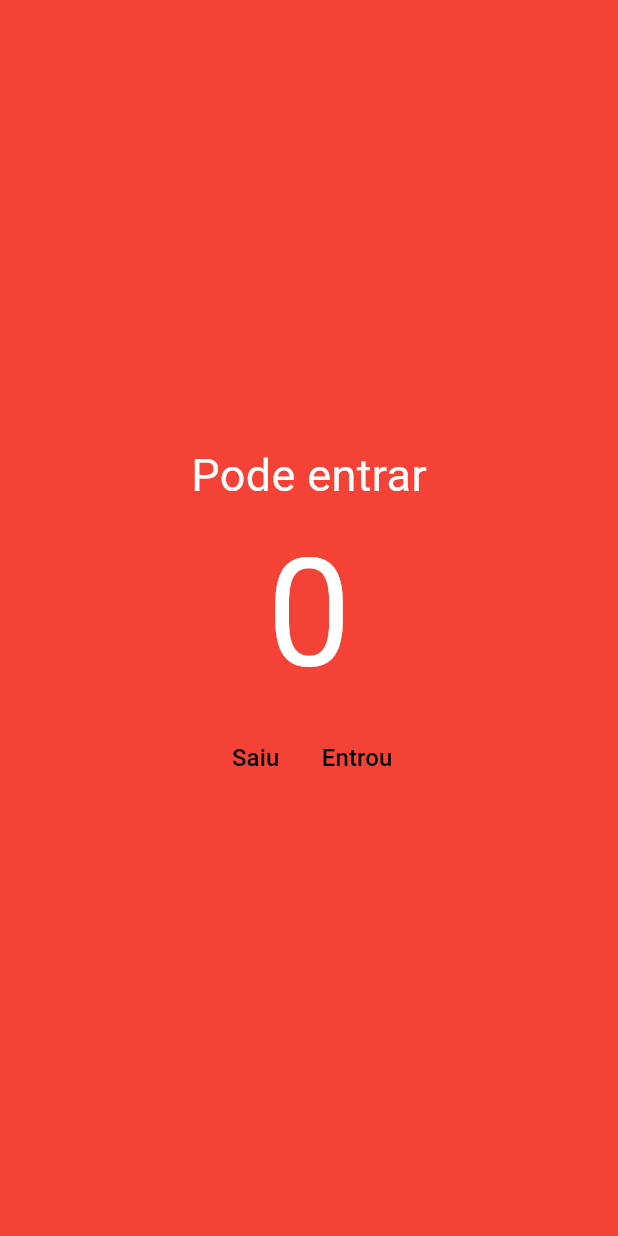
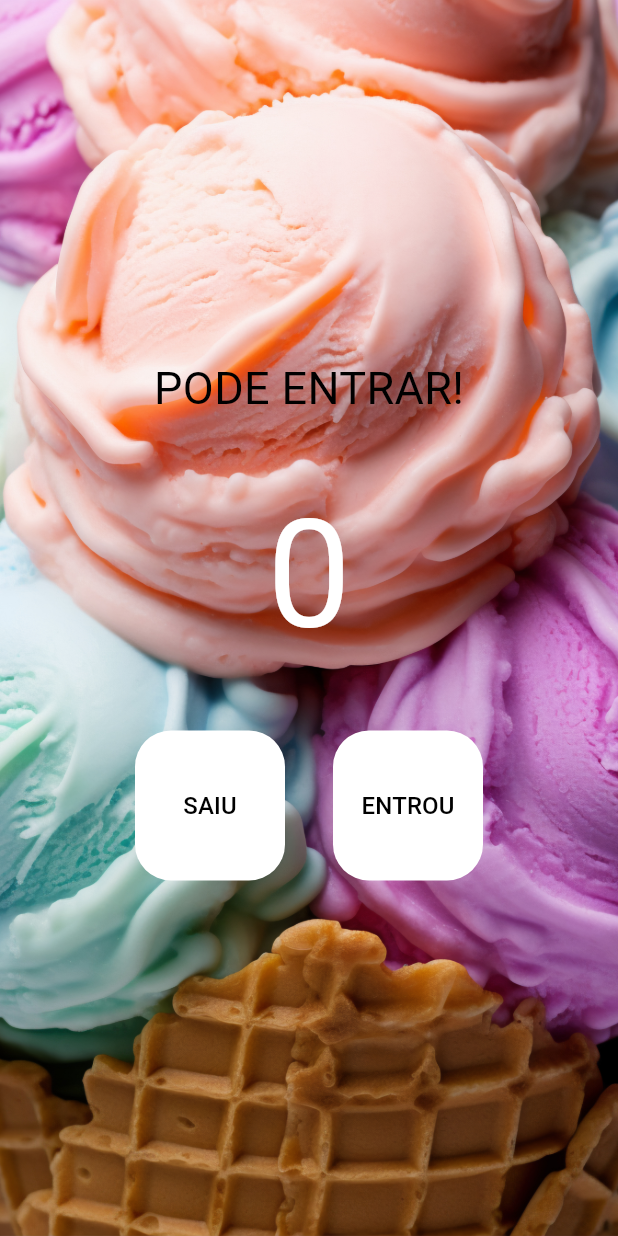
Before and after one commit to jvalmeida1810/contador, a Flutter app: the screen it shows after launch, on a phone screen of 412 x 824 dp. Run offline on Flutter 3.47's test engine with Material 3 defaults, Android fonts, the phone set to English and light mode, and no system bars.

Commit message:
interface concluida

```diff
--- a/lib/main.dart
+++ b/lib/main.dart
@@ -9,48 +9,89 @@ class MyApp extends StatelessWidget {
 
   @override
   Widget build(BuildContext context) {
-    return const MaterialApp(home: HomePage());
+    return const MaterialApp(debugShowCheckedModeBanner: false, home: HomePage());
   }
 }
 
-class HomePage extends StatelessWidget {
+class HomePage extends StatefulWidget {
   const HomePage({super.key});
 
+  @override
+  State<HomePage> createState() => _HomePageState();
+}
+
+class _HomePageState extends State<HomePage> {
+  int count = 0;
   void decrement() {
-    print('decrement');
+
+    setState(() {
+      count--;
+    });
+
+    print(count);
   }
 
   void increment() {
-    print('incrememt');
+    setState(() {
+      count++;
+    });
+
+    print(count);
   }
 
   @override
   Widget build(BuildContext context) {
     return Scaffold(
       backgroundColor: Colors.red,
-      body: Column(
+      body: Container(
+        decoration: const BoxDecoration(
+          image: DecorationImage(image: AssetImage('assets/image/image.jpg'),
+          fit: BoxFit.cover,
+
+          ),
+        ),
+        child: Column(
         mainAxisAlignment: MainAxisAlignment.center,
         children: [
           const Text(
-            'Pode entrar',
-            style: TextStyle(fontSize: 30, color: Colors.white),
+            'PODE ENTRAR!',
+            style: TextStyle(fontSize: 30, color: Colors.black),
           ),
-          const Text('0', style: TextStyle(fontSize: 100, color: Colors.white)),
+          const SizedBox(height: 32,),
+
+          Text('$count', style: const TextStyle(fontSize: 100, color: Colors.white)),
+          const SizedBox(height: 32,),
           Row(
             mainAxisAlignment: MainAxisAlignment.center,
             children: [
               TextButton(
+                style: TextButton.styleFrom(
+                  backgroundColor: Colors.white,
+                  fixedSize: const Size(100, 100),
+                  shape: RoundedRectangleBorder(
+                    borderRadius: BorderRadius.circular(24),
+                  ),
+                ),
                 onPressed: decrement,
                 child: Text(
-                  'Saiu',
+                  'SAIU',
                   style: TextStyle(color: Colors.black
                   , fontSize: 16),
                 ),
               ),
+              const SizedBox(width: 32,),
+
               TextButton(
+                style: TextButton.styleFrom(
+                  backgroundColor: Colors.white,
+                  fixedSize: Size(100, 100),
+                  shape: RoundedRectangleBorder(
+                    borderRadius: BorderRadius.circular(24),
+                  ),
+                ),
                 onPressed: increment,
                 child: Text(
-                  'Entrou',
+                  'ENTROU',
                   style: TextStyle(color: Colors.black
                   , fontSize: 16),
                 ),
@@ -59,6 +100,7 @@ class HomePage extends StatelessWidget {
           ),
         ],
       ),
+      ),
     );
   }
 }
--- a/pubspec.yaml
+++ b/pubspec.yaml
@@ -61,7 +61,8 @@ flutter:
   # assets:
   #   - images/a_dot_burr.jpeg
   #   - images/a_dot_ham.jpeg
-
+  assets:
+   - assets/image/image.jpg
   # An image asset can refer to one or more resolution-specific "variants", see
   # https://flutter.dev/to/resolution-aware-images
 
```
Also changed, not shown: assets/image/image.jpg (added).
